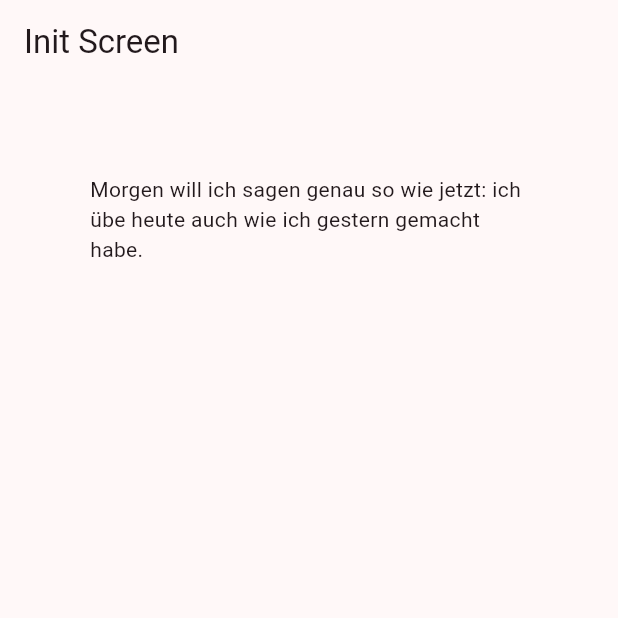
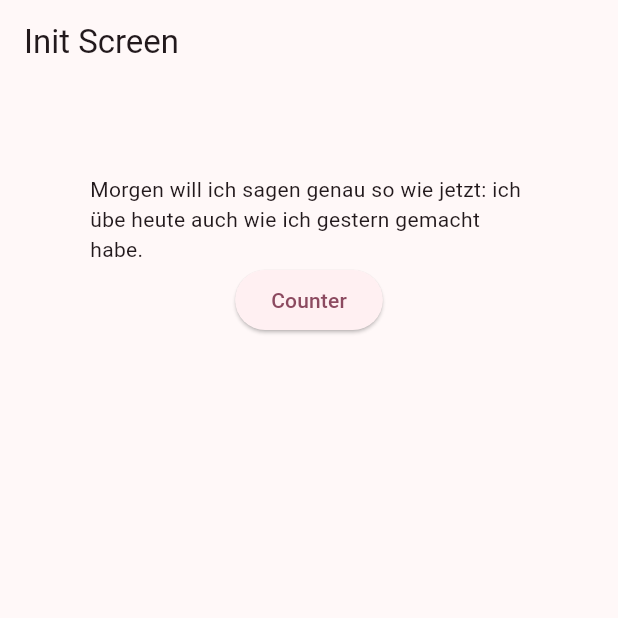
Before and after one commit to IRUKEKKACHI/20250605, a Flutter app: the screen it shows after launch, on a phone screen of 412 x 824 dp, the top half of it. Run offline on Flutter 3.47's test engine with Material 3 defaults, Android fonts, the phone set to English and light mode, and no system bars.

```diff
--- a/lib/main.dart
+++ b/lib/main.dart
@@ -1,5 +1,6 @@
 import 'package:flutter/material.dart';
 
+import 'screens/counter_screen.dart';
 import 'screens/init_screen.dart';
 
 void main() {
@@ -21,6 +22,7 @@ class UebungMachtMeister extends StatelessWidget {
         initialRoute: '/',
         routes: {
           '/': (context) => InitScreen(),
+          '/counter': (context) => CounterScreen(),
         });
   }
 }
--- a/lib/screens/init_screen.dart
+++ b/lib/screens/init_screen.dart
@@ -15,7 +15,14 @@ class InitScreen extends StatelessWidget {
           child: Column(
             children: [
               Text(
-                  'Morgen will ich sagen genau so wie jetzt: ich übe heute auch wie ich gestern gemacht habe.')
+                  'Morgen will ich sagen genau so wie jetzt: ich übe heute auch wie ich gestern gemacht habe.'),
+              ElevatedButton(
+                key: Key('navigateToCounterScreenButton'),
+                onPressed: () {
+                  Navigator.pushNamed(context, '/counter');
+                },
+                child: Text('Counter'),
+              )
             ],
           ),
         ),
```
Also changed, not shown: lib/screens/counter_screen.dart (added, +41 -0 lines).
